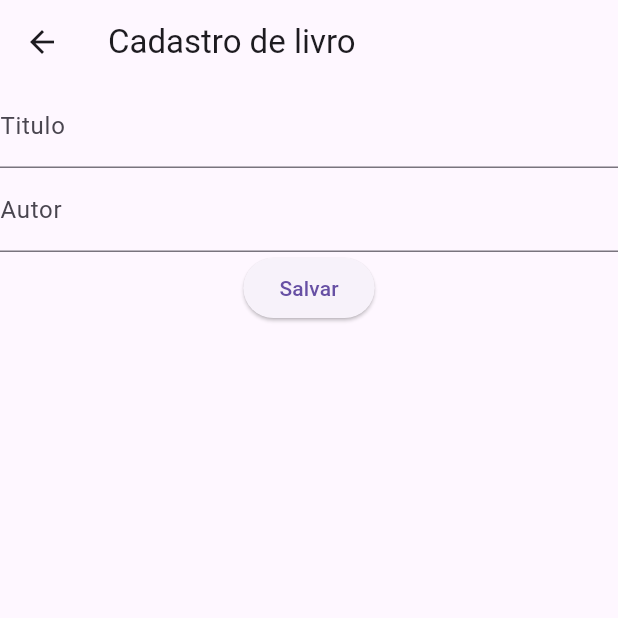
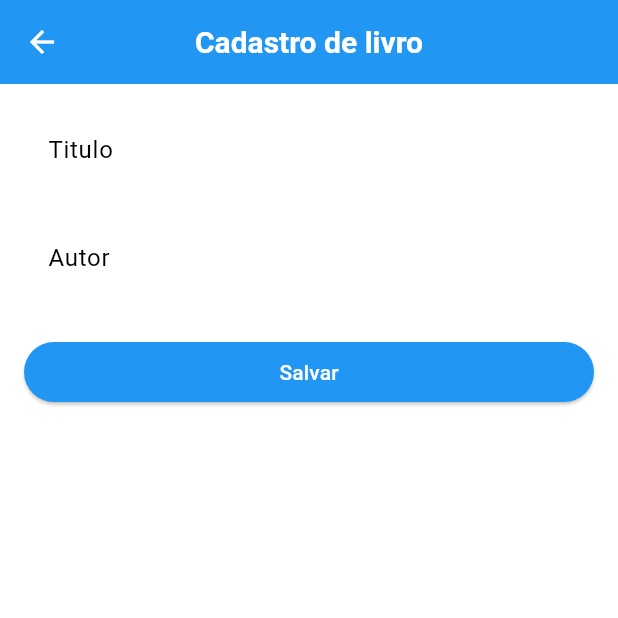
Before and after one commit to Olivetta21/FlutterLivrosHive, a Flutter app: the screen it shows after launch, after a tap on the "add" icon, on a phone screen of 412 x 824 dp, the top half of it. Run offline on Flutter 3.47's test engine with Material 3 defaults, Android fonts, the phone set to English and light mode, and no system bars; our stand-ins replace hive, hive_flutter; accounts and stored records are empty.

Commit message:
Estilos aplicados

```diff
--- a/lib/core/theme/theme1.dart
+++ b/lib/core/theme/theme1.dart
@@ -0,0 +1,51 @@
+import 'package:flutter/material.dart';
+
+class AppTheme {
+	AppTheme._();
+
+	static ThemeData get light {
+		final primary = Colors.blue;
+		final primaryDark = Colors.blue[800];
+		final accent = Colors.blueAccent;
+
+			final scheme = ColorScheme.fromSwatch(
+				primarySwatch: Colors.blue,
+				brightness: Brightness.light,
+			).copyWith(
+			secondary: accent,
+		);
+
+		return ThemeData(
+			primaryColor: primaryDark,
+			colorScheme: scheme,
+					appBarTheme: const AppBarTheme(
+						backgroundColor: Colors.blue,
+						foregroundColor: Colors.white,
+						elevation: 0,
+						centerTitle: true,
+						titleTextStyle: TextStyle(
+							fontSize: 20,
+							fontWeight: FontWeight.bold,
+							color: Colors.white,
+						),
+					),
+			floatingActionButtonTheme: const FloatingActionButtonThemeData(
+				backgroundColor: Colors.blueAccent,
+				foregroundColor: Colors.white,
+				elevation: 4,
+			),
+			elevatedButtonTheme: ElevatedButtonThemeData(
+				style: ElevatedButton.styleFrom(
+					backgroundColor: Colors.blue,
+					foregroundColor: Colors.white,
+				),
+			),
+			inputDecorationTheme: const InputDecorationTheme(
+				border: OutlineInputBorder(),
+			),
+			listTileTheme: const ListTileThemeData(
+				iconColor: Colors.blue,
+			),
+		);
+	}
+}
--- a/lib/main.dart
+++ b/lib/main.dart
@@ -4,6 +4,7 @@
 import 'pages/home_page.dart';
 import 'pages/cadastro_page.dart';
 import 'data/repositories/estante.dart';
+import 'core/theme/theme1.dart';
 
 void main() async {
   await Hive.initFlutter();
@@ -16,6 +17,7 @@
   @override
   Widget build(BuildContext context) {
     return MaterialApp(
+      theme: AppTheme.light,
       initialRoute: '/',
       routes: {
         '/': (context) => HomePage(),
--- a/lib/pages/cadastro_page.dart
+++ b/lib/pages/cadastro_page.dart
@@ -23,11 +23,14 @@
   Widget build(BuildContext context) {
     return Scaffold(
       appBar: AppBar(title: Text("Cadastro de livro")),
-      body: Form(
-        key: _formKey,
-        child: Column(
-          children: [
-            TextFormField(
+      body: Padding(
+        padding: const EdgeInsets.all(16.0),
+        child: Form(
+          key: _formKey,
+          child: Column(
+            crossAxisAlignment: CrossAxisAlignment.stretch,
+            children: [
+              TextFormField(
               controller: _titleController,
               decoration: InputDecoration(labelText: 'Titulo'),
               validator: (value) {
@@ -37,6 +40,7 @@
                 return null;
               },
             ),
+            const SizedBox(height: 16),
             TextFormField(
               controller: _authorController,
               decoration: InputDecoration(labelText: 'Autor'),
@@ -47,6 +51,7 @@
                 return null;
               },
             ),
+            const SizedBox(height: 24),
             ElevatedButton(
               onPressed: () async {
                 if (_formKey.currentState!.validate()) {
@@ -71,6 +76,7 @@
               child: Text('Salvar'),
             ),
           ],
+          ),
         ),
       ),
     );
--- a/lib/pages/home_page.dart
+++ b/lib/pages/home_page.dart
@@ -50,7 +50,13 @@
             itemCount: livros.length,
             itemBuilder: (context, index) {
               return ListTile(
-                title: Text(livros[index].titulo),
+                title: Text(
+                    livros[index].titulo,
+                    style: const TextStyle(
+                      fontSize: 30,
+                      fontWeight: FontWeight.bold,
+                    ),
+                  ),
                 subtitle: Text(livros[index].autor),
                 onTap: () {
                   ScaffoldMessenger.of(context).showSnackBar(
```
